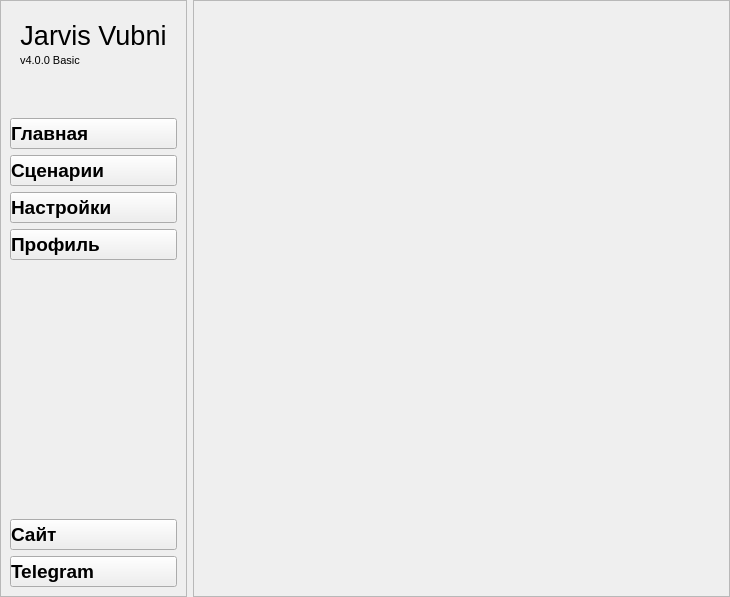
Vubni/jarvis-voice_user, file scripts/main.ui: the form before one commit.
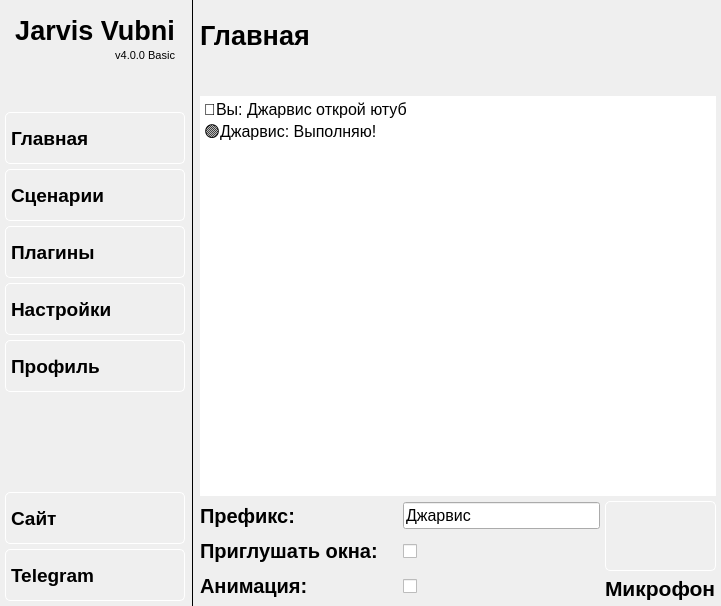
The form after the commit. The open tabs and pages were chosen to show the change. Icons and pictures are not drawn.

Commit message: add menu and switch and button

What changed in the file:
```diff
--- a/scripts/main.ui
+++ b/scripts/main.ui
@@ -6,8 +6,8 @@
    <rect>
     <x>0</x>
     <y>0</y>
-    <width>730</width>
-    <height>597</height>
+    <width>721</width>
+    <height>606</height>
    </rect>
   </property>
   <property name="palette">
@@ -297,6 +297,9 @@
   </property>
   <widget class="QWidget" name="centralwidget">
    <layout class="QHBoxLayout" name="horizontalLayout">
+    <property name="spacing">
+     <number>1</number>
+    </property>
     <property name="leftMargin">
      <number>0</number>
     </property>
@@ -317,6 +320,11 @@
         <verstretch>0</verstretch>
        </sizepolicy>
       </property>
+      <property name="styleSheet">
+       <string notr="true">QFrame {
+border: 0px;
+}</string>
+      </property>
       <property name="frameShape">
        <enum>QFrame::StyledPanel</enum>
       </property>
@@ -324,6 +332,21 @@
        <enum>QFrame::Raised</enum>
       </property>
       <layout class="QVBoxLayout" name="verticalLayout_2">
+       <property name="spacing">
+        <number>5</number>
+       </property>
+       <property name="leftMargin">
+        <number>5</number>
+       </property>
+       <property name="topMargin">
+        <number>5</number>
+       </property>
+       <property name="rightMargin">
+        <number>5</number>
+       </property>
+       <property name="bottomMargin">
+        <number>5</number>
+       </property>
        <item>
         <layout class="QVBoxLayout" name="verticalLayout">
          <property name="spacing">
@@ -352,6 +375,7 @@
            <property name="font">
             <font>
              <pointsize>20</pointsize>
+             <bold>true</bold>
             </font>
            </property>
            <property name="text">
@@ -379,6 +403,9 @@
            <property name="font">
             <font>
              <pointsize>8</pointsize>
+             <italic>false</italic>
+             <underline>false</underline>
+             <strikeout>false</strikeout>
             </font>
            </property>
            <property name="text">
@@ -387,6 +414,9 @@
            <property name="scaledContents">
             <bool>true</bool>
            </property>
+           <property name="alignment">
+            <set>Qt::AlignRight|Qt::AlignTrailing|Qt::AlignVCenter</set>
+           </property>
           </widget>
          </item>
         </layout>
@@ -408,7 +438,15 @@
         </spacer>
        </item>
        <item>
+        <layout class="QVBoxLayout" name="verticalLayout_3" stretch="1,1,1,1,1">
+         <item>
         <widget class="QPushButton" name="button_home">
+           <property name="minimumSize">
+            <size>
+             <width>0</width>
+             <height>52</height>
+            </size>
+           </property>
          <property name="font">
           <font>
            <family>Arial</family>
@@ -418,9 +456,21 @@
          </property>
          <property name="styleSheet">
           <string notr="true">QPushButton {
-qproperty-icon: url(:/images/home-white.png); 
-qproperty-iconSize: 40px 40px;
+icon-size: 40px;
 text-align: left;
+border: 1px solid white;
+border-radius: 5px;
+padding-top: 5px;
+padding-left: 5px;
+padding-bottom: 5px;
+}
+
+QPushButton:hover {
+    background-color: rgb(39,39,39); 
+}
+
+QPushButton:pressed {
+background-color: rgb(25,25,25);
 }</string>
          </property>
          <property name="text">
@@ -430,6 +480,12 @@
        </item>
        <item>
         <widget class="QPushButton" name="button_scenarios">
+           <property name="minimumSize">
+            <size>
+             <width>0</width>
+             <height>52</height>
+            </size>
+           </property>
          <property name="font">
           <font>
            <family>Arial</family>
@@ -439,18 +495,83 @@
          </property>
          <property name="styleSheet">
           <string notr="true">QPushButton {
-qproperty-icon: url(:/images/scenarios-white.png); 
-qproperty-iconSize: 40px 40px;
+icon-size: 40px;
 text-align: left;
+border: 1px solid white;
+border-radius: 5px;
+padding-top: 5px;
+padding-left: 5px;
+padding-bottom: 5px;
+}
+
+QPushButton:hover {
+    background-color: rgb(39,39,39); 
+}
+
+QPushButton:pressed {
+background-color: rgb(25,25,25);
 }</string>
          </property>
          <property name="text">
           <string>Сценарии</string>
          </property>
+           <property name="icon">
+            <iconset resource="../resources.qrc">
+             <normaloff>:/images/scenarios-white.png</normaloff>:/images/scenarios-white.png</iconset>
+           </property>
+          </widget>
+         </item>
+         <item>
+          <widget class="QPushButton" name="button_plugins">
+           <property name="minimumSize">
+            <size>
+             <width>0</width>
+             <height>52</height>
+            </size>
+           </property>
+           <property name="font">
+            <font>
+             <family>Arial</family>
+             <pointsize>14</pointsize>
+             <bold>true</bold>
+            </font>
+           </property>
+           <property name="styleSheet">
+            <string notr="true">QPushButton {
+icon-size: 40px;
+text-align: left;
+border: 1px solid white;
+border-radius: 5px;
+padding-top: 5px;
+padding-left: 5px;
+padding-bottom: 5px;
+}
+
+QPushButton:hover {
+    background-color: rgb(39,39,39); 
+}
+
+QPushButton:pressed {
+background-color: rgb(25,25,25);
+}</string>
+           </property>
+           <property name="text">
+            <string>Плагины</string>
+           </property>
+           <property name="icon">
+            <iconset resource="../resources.qrc">
+             <normaloff>:/images/plugins-white.png</normaloff>:/images/plugins-white.png</iconset>
+           </property>
         </widget>
        </item>
        <item>
         <widget class="QPushButton" name="button_settings">
+           <property name="minimumSize">
+            <size>
+             <width>0</width>
+             <height>52</height>
+            </size>
+           </property>
          <property name="font">
           <font>
            <family>Arial</family>
@@ -459,10 +580,23 @@
           </font>
          </property>
          <property name="styleSheet">
-          <string notr="true">qproperty-icon: url(:/images/settings-white.png); 
-qproperty-iconSize: 40px 40px;
+            <string notr="true">QPushButton {
+icon-size: 40px;
 text-align: left;
-</string>
+border: 1px solid white;
+border-radius: 5px;
+padding-top: 5px;
+padding-left: 5px;
+padding-bottom: 5px;
+}
+
+QPushButton:hover {
+    background-color: rgb(39,39,39); 
+}
+
+QPushButton:pressed {
+background-color: rgb(25,25,25);
+}</string>
          </property>
          <property name="text">
           <string>Настройки</string>
@@ -471,6 +605,12 @@
        </item>
        <item>
         <widget class="QPushButton" name="button_profile">
+           <property name="minimumSize">
+            <size>
+             <width>0</width>
+             <height>52</height>
+            </size>
+           </property>
          <property name="font">
           <font>
            <family>Arial</family>
@@ -480,15 +620,39 @@
          </property>
          <property name="styleSheet">
           <string notr="true">QPushButton {
-qproperty-icon: url(:/images/profile-white.png); 
-qproperty-iconSize: 40px 40px;
+icon-size: 40px;
 text-align: left;
+border: 1px solid white;
+border-radius: 5px;
+padding-top: 5px;
+padding-left: 5px;
+padding-bottom: 5px;
+}
+
+QPushButton:hover {
+    background-color: rgb(39,39,39); 
+}
+
+QPushButton:pressed {
+background-color: rgb(25,25,25);
 }</string>
          </property>
          <property name="text">
           <string>Профиль</string>
          </property>
-        </widget>
+           <property name="icon">
+            <iconset resource="../resources.qrc">
+             <normaloff>:/images/profile-white.png</normaloff>:/images/profile-white.png</iconset>
+           </property>
+           <property name="iconSize">
+            <size>
+             <width>40</width>
+             <height>40</height>
+            </size>
+           </property>
+          </widget>
+         </item>
+        </layout>
        </item>
        <item>
         <spacer name="verticalSpacer">
@@ -504,7 +668,15 @@
         </spacer>
        </item>
        <item>
+        <layout class="QVBoxLayout" name="verticalLayout_4" stretch="1,1">
+         <item>
         <widget class="QPushButton" name="button_site">
+           <property name="minimumSize">
+            <size>
+             <width>0</width>
+             <height>52</height>
+            </size>
+           </property>
          <property name="font">
           <font>
            <family>Arial</family>
@@ -514,18 +686,46 @@
          </property>
          <property name="styleSheet">
           <string notr="true">QPushButton {
-qproperty-icon: url(:/images/site-white.png); 
-qproperty-iconSize: 40px 40px;
+icon-size: 40px;
 text-align: left;
+border: 1px solid white;
+border-radius: 5px;
+padding-top: 5px;
+padding-left: 5px;
+padding-bottom: 5px;
+}
+
+QPushButton:hover {
+    background-color: rgb(39,39,39); 
+}
+
+QPushButton:pressed {
+background-color: rgb(25,25,25);
 }</string>
          </property>
          <property name="text">
           <string>Сайт</string>
          </property>
+           <property name="icon">
+            <iconset resource="../resources.qrc">
+             <normaloff>:/images/site-white.png</normaloff>:/images/site-white.png</iconset>
+           </property>
+           <property name="iconSize">
+            <size>
+             <width>40</width>
+             <height>40</height>
+            </size>
+           </property>
         </widget>
        </item>
        <item>
         <widget class="QPushButton" name="button_telegram">
+           <property name="minimumSize">
+            <size>
+             <width>0</width>
+             <height>52</height>
+            </size>
+           </property>
          <property name="font">
           <font>
            <family>Arial</family>
@@ -535,34 +735,55 @@
          </property>
          <property name="styleSheet">
           <string notr="true">QPushButton {
-qproperty-icon: url(:/images/telegram-white.png); 
-qproperty-iconSize: 40px 40px;
+icon-size: 40px;
 text-align: left;
+border: 1px solid white;
+border-radius: 5px;
+padding-top: 5px;
+padding-left: 5px;
+padding-bottom: 5px;
+}
+
+QPushButton:hover {
+    background-color: rgb(39,39,39); 
+}
+
+QPushButton:pressed {
+background-color: rgb(25,25,25);
 }</string>
          </property>
          <property name="text">
           <string>Telegram</string>
          </property>
-        </widget>
+           <property name="icon">
+            <iconset resource="../resources.qrc">
+             <normaloff>:/images/telegram-white.png</normaloff>:/images/telegram-white.png</iconset>
+           </property>
+          </widget>
+         </item>
+        </layout>
        </item>
       </layout>
      </widget>
     </item>
     <item>
-     <widget class="QFrame" name="frame">
-      <property name="sizePolicy">
-       <sizepolicy hsizetype="Expanding" vsizetype="Expanding">
-        <horstretch>0</horstretch>
-        <verstretch>0</verstretch>
-       </sizepolicy>
-      </property>
-      <property name="frameShape">
-       <enum>QFrame::StyledPanel</enum>
+     <widget class="Line" name="line">
+      <property name="font">
+       <font>
+        <pointsize>1</pointsize>
+       </font>
       </property>
       <property name="frameShadow">
-       <enum>QFrame::Raised</enum>
+       <enum>QFrame::Plain</enum>
       </property>
-      <layout class="QHBoxLayout" name="horizontalLayout_2">
+      <property name="lineWidth">
+       <number>1</number>
+      </property>
+      <property name="orientation">
+       <enum>Qt::Vertical</enum>
+      </property>
+     </widget>
+    </item>
        <item>
         <widget class="QStackedWidget" name="stackedWidget">
          <property name="font">
@@ -572,7 +793,9 @@
           </font>
          </property>
          <property name="styleSheet">
-          <string notr="true"/>
+       <string notr="true">QFrame {
+border: 0px;
+}</string>
          </property>
          <property name="frameShape">
           <enum>QFrame::NoFrame</enum>
@@ -584,13 +807,308 @@
           <number>1</number>
          </property>
          <property name="currentIndex">
-          <number>1</number>
-         </property>
-         <widget class="QWidget" name="page"/>
+       <number>0</number>
+      </property>
+      <widget class="QWidget" name="page">
+       <layout class="QVBoxLayout" name="verticalLayout_8">
+        <property name="spacing">
+         <number>5</number>
+        </property>
+        <property name="leftMargin">
+         <number>5</number>
+        </property>
+        <property name="topMargin">
+         <number>20</number>
+        </property>
+        <property name="rightMargin">
+         <number>5</number>
+        </property>
+        <property name="bottomMargin">
+         <number>5</number>
+        </property>
+        <item>
+         <widget class="QLabel" name="label_main_home">
+          <property name="font">
+           <font>
+            <family>Arial</family>
+            <pointsize>20</pointsize>
+            <bold>true</bold>
+           </font>
+          </property>
+          <property name="text">
+           <string>Главная</string>
+          </property>
+         </widget>
+        </item>
+        <item>
+         <spacer name="verticalSpacer_3">
+          <property name="orientation">
+           <enum>Qt::Vertical</enum>
+          </property>
+          <property name="sizeType">
+           <enum>QSizePolicy::Minimum</enum>
+          </property>
+          <property name="sizeHint" stdset="0">
+           <size>
+            <width>158</width>
+            <height>40</height>
+           </size>
+          </property>
+         </spacer>
+        </item>
+        <item>
+         <layout class="QVBoxLayout" name="verticalLayout_7" stretch="2,1">
+          <item>
+           <widget class="QPlainTextEdit" name="console">
+            <property name="font">
+             <font>
+              <pointsize>12</pointsize>
+             </font>
+            </property>
+            <property name="tabChangesFocus">
+             <bool>false</bool>
+            </property>
+            <property name="readOnly">
+             <bool>true</bool>
+            </property>
+            <property name="plainText">
+             <string>🔵Вы: Джарвис открой ютуб
+🟢Джарвис: Выполняю!</string>
+            </property>
+           </widget>
+          </item>
+          <item>
+           <layout class="QHBoxLayout" name="horizontalLayout_6" stretch="0,0">
+            <item>
+             <layout class="QVBoxLayout" name="verticalLayout_6" stretch="1,1,1">
+              <property name="spacing">
+               <number>5</number>
+              </property>
+              <property name="sizeConstraint">
+               <enum>QLayout::SetDefaultConstraint</enum>
+              </property>
+              <item>
+               <layout class="QHBoxLayout" name="horizontalLayout_5" stretch="1,0">
+                <item>
+                 <widget class="QLabel" name="label_prefix">
+                  <property name="sizePolicy">
+                   <sizepolicy hsizetype="Preferred" vsizetype="Preferred">
+                    <horstretch>1</horstretch>
+                    <verstretch>0</verstretch>
+                   </sizepolicy>
+                  </property>
+                  <property name="minimumSize">
+                   <size>
+                    <width>0</width>
+                    <height>30</height>
+                   </size>
+                  </property>
+                  <property name="font">
+                   <font>
+                    <family>Arial</family>
+                    <pointsize>15</pointsize>
+                    <bold>true</bold>
+                   </font>
+                  </property>
+                  <property name="text">
+                   <string>Префикс:</string>
+                  </property>
+                 </widget>
+                </item>
+                <item>
+                 <widget class="QLineEdit" name="lineEdit">
+                  <property name="sizePolicy">
+                   <sizepolicy hsizetype="Expanding" vsizetype="Fixed">
+                    <horstretch>1</horstretch>
+                    <verstretch>1</verstretch>
+                   </sizepolicy>
+                  </property>
+                  <property name="font">
+                   <font>
+                    <pointsize>12</pointsize>
+                   </font>
+                  </property>
+                  <property name="text">
+                   <string>Джарвис</string>
+                  </property>
+                  <property name="maxLength">
+                   <number>20</number>
+                  </property>
+                  <property name="cursorMoveStyle">
+                   <enum>Qt::LogicalMoveStyle</enum>
+                  </property>
+                 </widget>
+                </item>
+               </layout>
+              </item>
+              <item>
+               <layout class="QHBoxLayout" name="horizontalLayout_4" stretch="1,1">
+                <item>
+                 <widget class="QLabel" name="label_mute">
+                  <property name="sizePolicy">
+                   <sizepolicy hsizetype="Preferred" vsizetype="Preferred">
+                    <horstretch>0</horstretch>
+                    <verstretch>0</verstretch>
+                   </sizepolicy>
+                  </property>
+                  <property name="minimumSize">
+                   <size>
+                    <width>0</width>
+                    <height>30</height>
+                   </size>
+                  </property>
+                  <property name="font">
+                   <font>
+                    <family>Arial</family>
+                    <pointsize>15</pointsize>
+                    <bold>true</bold>
+                   </font>
+                  </property>
+                  <property name="text">
+                   <string>Приглушать окна:</string>
+                  </property>
+                 </widget>
+                </item>
+                <item>
+                 <widget class="QCheckBox" name="switch_mute">
+                  <property name="sizePolicy">
+                   <sizepolicy hsizetype="Expanding" vsizetype="Fixed">
+                    <horstretch>0</horstretch>
+                    <verstretch>0</verstretch>
+                   </sizepolicy>
+                  </property>
+                  <property name="minimumSize">
+                   <size>
+                    <width>0</width>
+                    <height>30</height>
+                   </size>
+                  </property>
+                  <property name="text">
+                   <string/>
+                  </property>
+                 </widget>
+                </item>
+               </layout>
+              </item>
+              <item>
+               <layout class="QHBoxLayout" name="horizontalLayout_3">
+                <item>
+                 <widget class="QLabel" name="label_animated">
+                  <property name="sizePolicy">
+                   <sizepolicy hsizetype="Preferred" vsizetype="Preferred">
+                    <horstretch>1</horstretch>
+                    <verstretch>0</verstretch>
+                   </sizepolicy>
+                  </property>
+                  <property name="minimumSize">
+                   <size>
+                    <width>0</width>
+                    <height>30</height>
+                   </size>
+                  </property>
+                  <property name="font">
+                   <font>
+                    <family>Arial</family>
+                    <pointsize>15</pointsize>
+                    <bold>true</bold>
+                   </font>
+                  </property>
+                  <property name="text">
+                   <string>Анимация:</string>
+                  </property>
+                 </widget>
+                </item>
+                <item>
+                 <widget class="QCheckBox" name="switch_animated">
+                  <property name="sizePolicy">
+                   <sizepolicy hsizetype="Minimum" vsizetype="Fixed">
+                    <horstretch>1</horstretch>
+                    <verstretch>1</verstretch>
+                   </sizepolicy>
+                  </property>
+                  <property name="minimumSize">
+                   <size>
+                    <width>0</width>
+                    <height>30</height>
+                   </size>
+                  </property>
+                  <property name="text">
+                   <string/>
+                  </property>
+                 </widget>
+                </item>
+               </layout>
+              </item>
+             </layout>
+            </item>
+            <item>
+             <layout class="QVBoxLayout" name="verticalLayout_5">
+              <item>
+               <widget class="QPushButton" name="button_microphone">
+                <property name="sizePolicy">
+                 <sizepolicy hsizetype="Preferred" vsizetype="Preferred">
+                  <horstretch>1</horstretch>
+                  <verstretch>1</verstretch>
+                 </sizepolicy>
+                </property>
+                <property name="styleSheet">
+                 <string notr="true">QPushButton{
+border: 1px solid white;
+border-radius: 5px;
+}
+
+QPushButton:hover {
+    background-color: rgb(39,39,39); 
+}
+
+QPushButton:pressed {
+    background-color: rgb(25,25,25); 
+}</string>
+                </property>
+                <property name="text">
+                 <string/>
+                </property>
+                <property name="icon">
+                 <iconset resource="../resources.qrc">
+                  <normaloff>:/images/microphone-white.png</normaloff>:/images/microphone-white.png</iconset>
+                </property>
+                <property name="iconSize">
+                 <size>
+                  <width>100</width>
+                  <height>100</height>
+                 </size>
+                </property>
+                <property name="checkable">
+                 <bool>false</bool>
+                </property>
+                <property name="default">
+                 <bool>false</bool>
+                </property>
+               </widget>
+              </item>
+              <item>
+               <widget class="QLabel" name="label_microphone">
+                <property name="font">
+                 <font>
+                  <family>Arial</family>
+                  <pointsize>16</pointsize>
+                  <bold>true</bold>
+                 </font>
+                </property>
+                <property name="text">
+                 <string>Микрофон</string>
+                </property>
+               </widget>
+              </item>
+             </layout>
+            </item>
+           </layout>
+          </item>
+         </layout>
+        </item>
+       </layout>
+      </widget>
          <widget class="QWidget" name="page_2"/>
-        </widget>
-       </item>
-      </layout>
      </widget>
     </item>
    </layout>
```
Left out of the diff: 12 changed lines with no effect on the pictures. Lines whose indentation alone changed are shown as unchanged. The commit also changes 17 other files.
